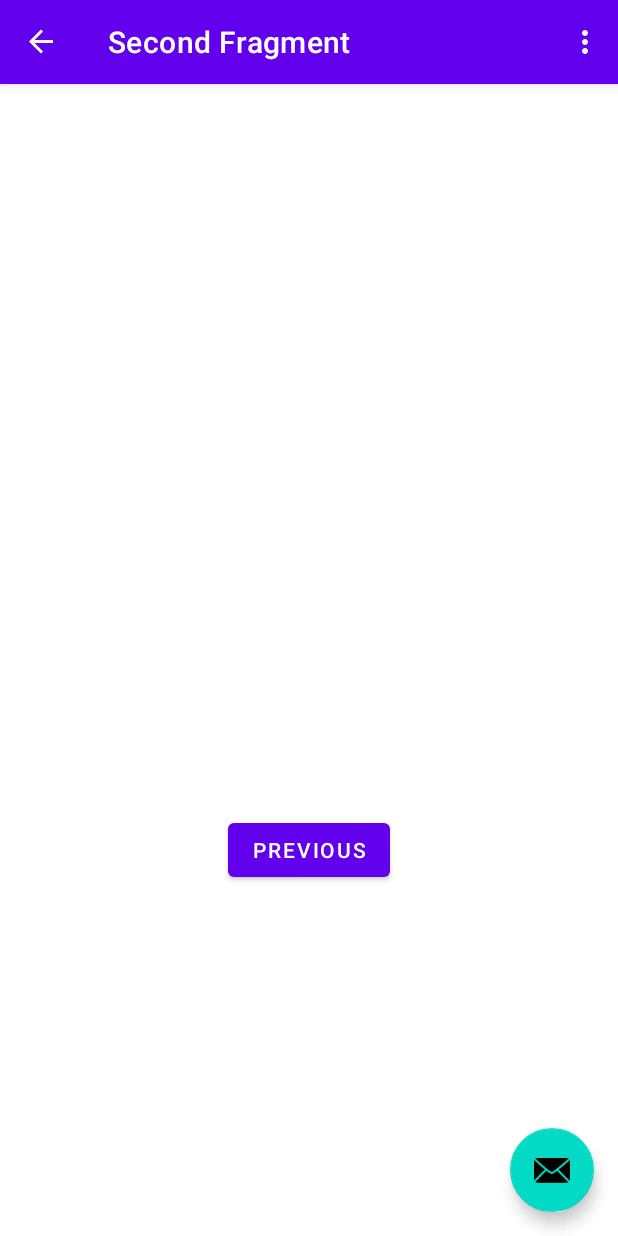
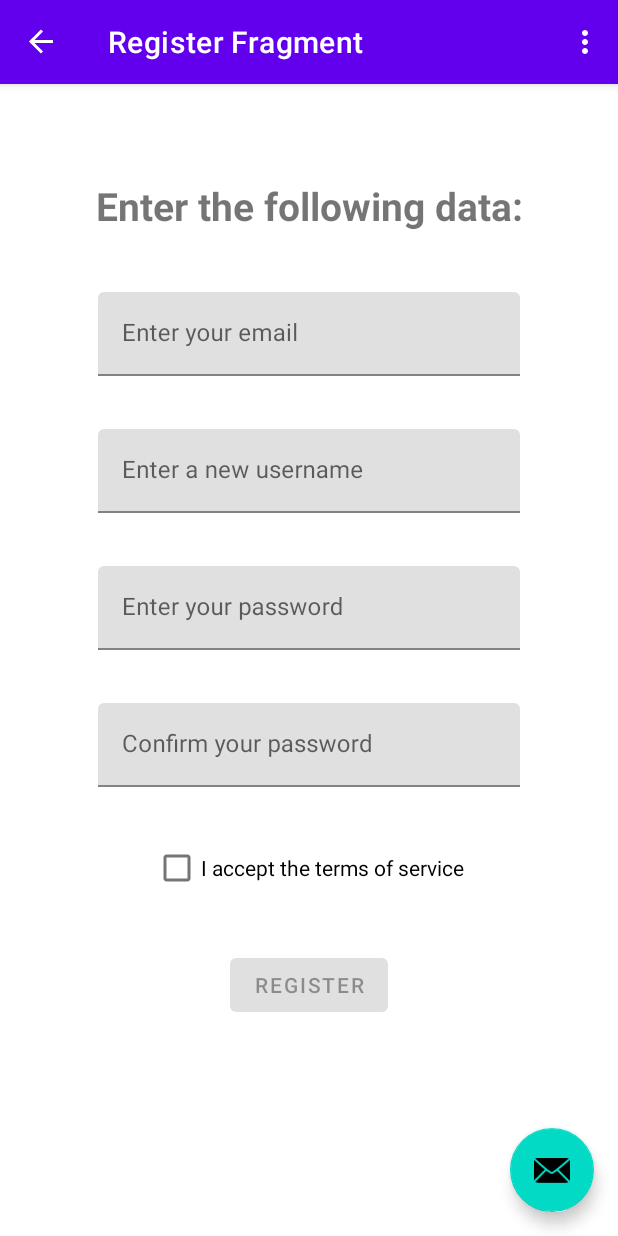
Before and after one commit to ProyectoTFG2023/SpellItForMe, an Android app: the RegistrationFragment screen opened through its navigation route, on a phone screen of 412 x 824 dp. Run offline under Robolectric (Android 15) with nearby library versions, the phone set to English and light mode, and no system bars; our stand-ins replace Room's generated code, navigation-ui.

Commit message:
Commit #4: Pantallas de inicio de sesión y registro realizadas

```diff
--- a/app/src/main/java/danielabez/spellitforme/ui/LoginFragment.kt
+++ b/app/src/main/java/danielabez/spellitforme/ui/LoginFragment.kt
@@ -7,6 +7,7 @@ import android.view.View
 import android.view.ViewGroup
 import androidx.fragment.app.activityViewModels
 import androidx.lifecycle.Observer
+import androidx.navigation.fragment.findNavController
 import danielabez.spellitforme.databinding.FragmentLoginBinding
 import danielabez.spellitforme.db.dao.RegisteredUserDao
 import danielabez.spellitforme.model.RegisteredUser
@@ -21,7 +22,6 @@ class LoginFragment : Fragment() {
         inflater: LayoutInflater, container: ViewGroup?,
         savedInstanceState: Bundle?
     ): View? {
-
         _binding = FragmentLoginBinding.inflate(inflater, container, false)
         return binding.root
     }
@@ -31,15 +31,20 @@ class LoginFragment : Fragment() {
 
         registeredUserViewModel.foundRegisteredUser.observe(viewLifecycleOwner, Observer<RegisteredUser>{ foundRegisteredUser ->
             if(foundRegisteredUser != null){
-                binding.textviewFirst.setText(foundRegisteredUser.username + " " + foundRegisteredUser.password)
+
             }
             else{
-                binding.textviewFirst.setText("Not found")
+
             }
         })
 
-        binding.buttonFirst.setOnClickListener(){
-            registeredUserViewModel.checkRegisteredUser("paquit", "paquitoPwd")
+        binding.btLoginLog.setOnClickListener(){
+            registeredUserViewModel.checkRegisteredUser("paquito", "paquitoPwd")
+        }
+
+        binding.tvLoginRegisterNow.setOnClickListener(){
+            val action = LoginFragmentDirections.actionLoginFragmentToRegistrationFragment()
+            findNavController().navigate(action)
         }
     }
 
--- a/app/src/main/java/danielabez/spellitforme/ui/SecondFragment.kt
+++ b/app/src/main/java/danielabez/spellitforme/ui/RegistrationFragment.kt
@@ -5,33 +5,31 @@ import androidx.fragment.app.Fragment
 import android.view.LayoutInflater
 import android.view.View
 import android.view.ViewGroup
-import androidx.navigation.fragment.findNavController
-import danielabez.spellitforme.R
-import danielabez.spellitforme.databinding.FragmentSecondBinding
+import danielabez.spellitforme.databinding.FragmentRegistrationBinding
 
-/**
- * A simple [Fragment] subclass as the second destination in the navigation.
- */
-class SecondFragment : Fragment() {
-
-    private var _binding: FragmentSecondBinding? = null
-
-    // This property is only valid between onCreateView and
-    // onDestroyView.
+class RegistrationFragment : Fragment() {
+    private var _binding: FragmentRegistrationBinding? = null
     private val binding get() = _binding!!
 
     override fun onCreateView(
         inflater: LayoutInflater, container: ViewGroup?,
         savedInstanceState: Bundle?
     ): View? {
-
-        _binding = FragmentSecondBinding.inflate(inflater, container, false)
+        _binding = FragmentRegistrationBinding.inflate(inflater, container, false)
         return binding.root
-
     }
 
     override fun onViewCreated(view: View, savedInstanceState: Bundle?) {
         super.onViewCreated(view, savedInstanceState)
+
+        binding.ckbRegisterAcceptTerms.setOnCheckedChangeListener(){_, isChecked ->
+            if(binding.ckbRegisterAcceptTerms.isChecked){
+                binding.btRegisterRegister.setEnabled(true)
+            }
+            else {
+                binding.btRegisterRegister.setEnabled(false)
+            }
+        }
     }
 
     override fun onDestroyView() {
--- /dev/null
+++ b/app/src/main/res/layout/fragment_registration.xml
@@ -0,0 +1,108 @@
+<?xml version="1.0" encoding="utf-8"?>
+<androidx.constraintlayout.widget.ConstraintLayout xmlns:android="http://schemas.android.com/apk/res/android"
+    xmlns:app="http://schemas.android.com/apk/res-auto"
+    xmlns:tools="http://schemas.android.com/tools"
+    android:layout_width="match_parent"
+    android:layout_height="match_parent"
+    tools:context=".ui.RegistrationFragment">
+
+    <TextView
+        android:id="@+id/tvRegisterGuide"
+        android:layout_width="wrap_content"
+        android:layout_height="wrap_content"
+        android:layout_marginBottom="40dp"
+        android:text="@string/tvRegisterGuide"
+        android:textSize="26sp"
+        app:layout_constraintBottom_toTopOf="@+id/tilytRegisterMail"
+        app:layout_constraintEnd_toEndOf="parent"
+        app:layout_constraintStart_toStartOf="parent" />
+
+    <com.google.android.material.textfield.TextInputLayout
+        android:id="@+id/tilytRegisterMail"
+        android:layout_width="0dp"
+        android:layout_height="wrap_content"
+        android:layout_marginStart="65dp"
+        android:layout_marginEnd="65dp"
+        android:layout_marginBottom="435dp"
+        app:layout_constraintBottom_toBottomOf="parent"
+        app:layout_constraintEnd_toEndOf="parent"
+        app:layout_constraintStart_toStartOf="parent"
+        app:layout_constraintTop_toTopOf="parent">
+
+        <com.google.android.material.textfield.TextInputEditText
+            android:id="@+id/tietRegisterMail"
+            android:layout_width="match_parent"
+            android:layout_height="wrap_content"
+            android:hint="@string/tietRegisterMailHint" />
+    </com.google.android.material.textfield.TextInputLayout>
+
+    <com.google.android.material.textfield.TextInputLayout
+        android:id="@+id/tilytRegisterUsername"
+        android:layout_width="0dp"
+        android:layout_height="wrap_content"
+        android:layout_marginTop="35dp"
+        app:layout_constraintEnd_toEndOf="@+id/tilytRegisterMail"
+        app:layout_constraintStart_toStartOf="@+id/tilytRegisterMail"
+        app:layout_constraintTop_toBottomOf="@+id/tilytRegisterMail">
+
+        <com.google.android.material.textfield.TextInputEditText
+            android:id="@+id/tietRegisterUsername"
+            android:layout_width="match_parent"
+            android:layout_height="wrap_content"
+            android:hint="@string/tietRegisterUsernameHint" />
+    </com.google.android.material.textfield.TextInputLayout>
+
+    <com.google.android.material.textfield.TextInputLayout
+        android:id="@+id/tilytRegisterPassword"
+        android:layout_width="0dp"
+        android:layout_height="wrap_content"
+        android:layout_marginTop="35dp"
+        app:layout_constraintEnd_toEndOf="@+id/tilytRegisterUsername"
+        app:layout_constraintStart_toStartOf="@+id/tilytRegisterUsername"
+        app:layout_constraintTop_toBottomOf="@+id/tilytRegisterUsername">
+
+        <com.google.android.material.textfield.TextInputEditText
+            android:id="@+id/tietRegisterPassword"
+            android:layout_width="match_parent"
+            android:layout_height="wrap_content"
+            android:hint="@string/tietRegisterPasswordHint" />
+    </com.google.android.material.textfield.TextInputLayout>
+
+    <com.google.android.material.textfield.TextInputLayout
+        android:id="@+id/tilytRegisterRepeatPassword"
+        android:layout_width="0dp"
+        android:layout_height="wrap_content"
+        android:layout_marginTop="35dp"
+        app:layout_constraintEnd_toEndOf="@+id/tilytRegisterPassword"
+        app:layout_constraintStart_toStartOf="@+id/tilytRegisterPassword"
+        app:layout_constraintTop_toBottomOf="@+id/tilytRegisterPassword">
+
+        <com.google.android.material.textfield.TextInputEditText
+            android:id="@+id/tietRegisterRepeatPassword"
+            android:layout_width="match_parent"
+            android:layout_height="wrap_content"
+            android:hint="@string/tietRegisterRepeatPasswordHint" />
+    </com.google.android.material.textfield.TextInputLayout>
+
+    <CheckBox
+        android:id="@+id/ckbRegisterAcceptTerms"
+        android:layout_width="wrap_content"
+        android:layout_height="wrap_content"
+        android:layout_marginTop="30dp"
+        android:text="@string/ckbRegisterAcceptTerms"
+        app:layout_constraintEnd_toEndOf="parent"
+        app:layout_constraintStart_toStartOf="parent"
+        app:layout_constraintTop_toBottomOf="@+id/tilytRegisterRepeatPassword" />
+
+    <Button
+        android:id="@+id/btRegisterRegister"
+        android:layout_width="wrap_content"
+        android:layout_height="wrap_content"
+        android:layout_marginTop="30dp"
+        android:enabled="false"
+        android:text="@string/btRegisterRegister"
+        app:layout_constraintEnd_toEndOf="parent"
+        app:layout_constraintStart_toStartOf="parent"
+        app:layout_constraintTop_toBottomOf="@+id/ckbRegisterAcceptTerms" />
+
+</androidx.constraintlayout.widget.ConstraintLayout>
--- a/app/src/main/res/layout/fragment_second.xml
+++ /dev/null
@@ -1,27 +0,0 @@
-<?xml version="1.0" encoding="utf-8"?>
-<androidx.constraintlayout.widget.ConstraintLayout xmlns:android="http://schemas.android.com/apk/res/android"
-    xmlns:app="http://schemas.android.com/apk/res-auto"
-    xmlns:tools="http://schemas.android.com/tools"
-    android:layout_width="match_parent"
-    android:layout_height="match_parent"
-    tools:context=".ui.SecondFragment">
-
-    <TextView
-        android:id="@+id/textview_second"
-        android:layout_width="wrap_content"
-        android:layout_height="wrap_content"
-        app:layout_constraintBottom_toTopOf="@id/button_second"
-        app:layout_constraintEnd_toEndOf="parent"
-        app:layout_constraintStart_toStartOf="parent"
-        app:layout_constraintTop_toTopOf="parent" />
-
-    <Button
-        android:id="@+id/button_second"
-        android:layout_width="wrap_content"
-        android:layout_height="wrap_content"
-        android:text="@string/previous"
-        app:layout_constraintBottom_toBottomOf="parent"
-        app:layout_constraintEnd_toEndOf="parent"
-        app:layout_constraintStart_toStartOf="parent"
-        app:layout_constraintTop_toBottomOf="@id/textview_second" />
-</androidx.constraintlayout.widget.ConstraintLayout>
--- a/app/src/main/res/navigation/nav_graph.xml
+++ b/app/src/main/res/navigation/nav_graph.xml
@@ -9,10 +9,14 @@
         android:id="@+id/LoginFragment"
         android:name="danielabez.spellitforme.ui.LoginFragment"
         android:label="@string/login_fragment_label"
-        tools:layout="@layout/fragment_login"/>
+        tools:layout="@layout/fragment_login">
+        <action
+            android:id="@+id/action_LoginFragment_to_RegistrationFragment"
+            app:destination="@id/RegistrationFragment" />
+    </fragment>
     <fragment
-        android:id="@+id/SecondFragment"
-        android:name="danielabez.spellitforme.ui.SecondFragment"
-        android:label="@string/second_fragment_label"
-        tools:layout="@layout/fragment_second"/>
+        android:id="@+id/RegistrationFragment"
+        android:name="danielabez.spellitforme.ui.RegistrationFragment"
+        android:label="@string/registration_fragment_label"
+        tools:layout="@layout/fragment_registration" />
 </navigation>
--- a/app/src/main/res/values/colors.xml
+++ b/app/src/main/res/values/colors.xml
@@ -7,4 +7,7 @@
     <color name="teal_700">#FF018786</color>
     <color name="black">#FF000000</color>
     <color name="white">#FFFFFFFF</color>
+
+    <!-- LoginFragment -->
+    <color name="linkRegistration">#4A70CC</color>
 </resources>
--- a/app/src/main/res/values/strings.xml
+++ b/app/src/main/res/values/strings.xml
@@ -1,12 +1,21 @@
 <resources>
     <string name="app_name">SpellItForMe</string>
     <string name="action_settings">Settings</string>
-    <!-- -->
+
+    <!-- LoginFragment -->
     <string name="login_fragment_label">Login Fragment</string>
-    <string name="second_fragment_label">Second Fragment</string>
-    <string name="next">Next</string>
-    <string name="previous">Previous</string>
+    <string name="tietLoginUsernameHint">Username or mail</string>
+    <string name="tietLoginPasswordHint">Password</string>
+    <string name="btLogin">Log In</string>
+    <string name="tvRegisterNow"><u>Don\'t have an account? Register now</u></string>
 
-    <string name="hello_login_fragment">Hello login fragment</string>
-    <string name="hello_second_fragment">Hello second fragment. Arg: %1$s</string>
+    <!-- HomeFragment -->
+    <string name="registration_fragment_label">Register Fragment</string>
+    <string name="tvRegisterGuide"><b>Enter the following data:</b></string>
+    <string name="tietRegisterMailHint">Enter your email</string>
+    <string name="tietRegisterUsernameHint">Enter a new username</string>
+    <string name="tietRegisterPasswordHint">Enter your password</string>
+    <string name="tietRegisterRepeatPasswordHint">Confirm your password</string>
+    <string name="ckbRegisterAcceptTerms">I accept the terms of service</string>
+    <string name="btRegisterRegister">Register</string>
 </resources>
```
Also changed, not shown: app/src/main/res/layout/fragment_login.xml (+54 -15 lines), 1 other file.
